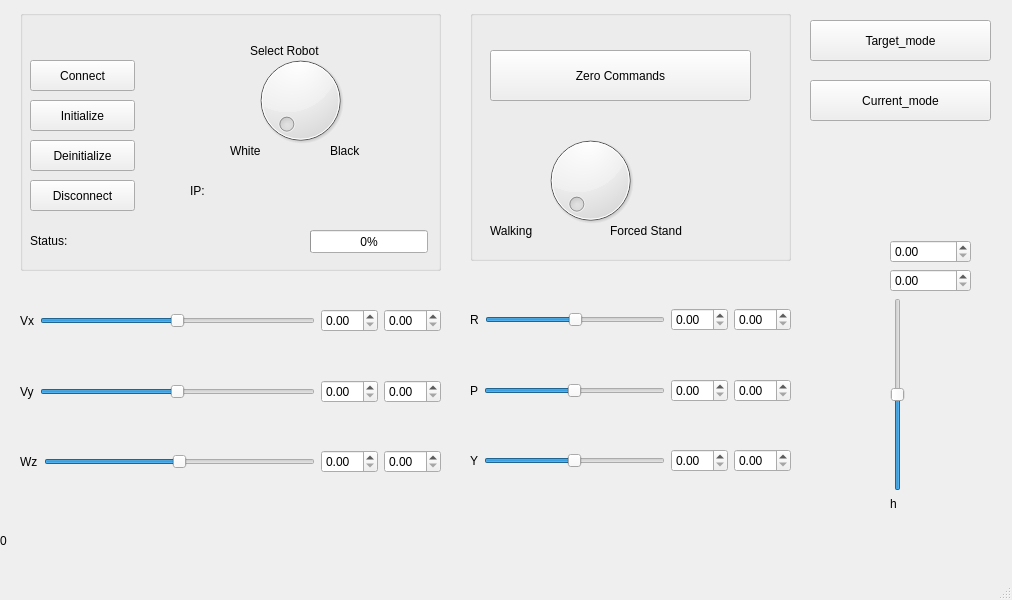
This is qt/configuration_window/mainwindow.ui in Adorno-Lab/sas_robot_driver_unitree_b1 as Qt 5 draws it before an edit. The edited form follows.
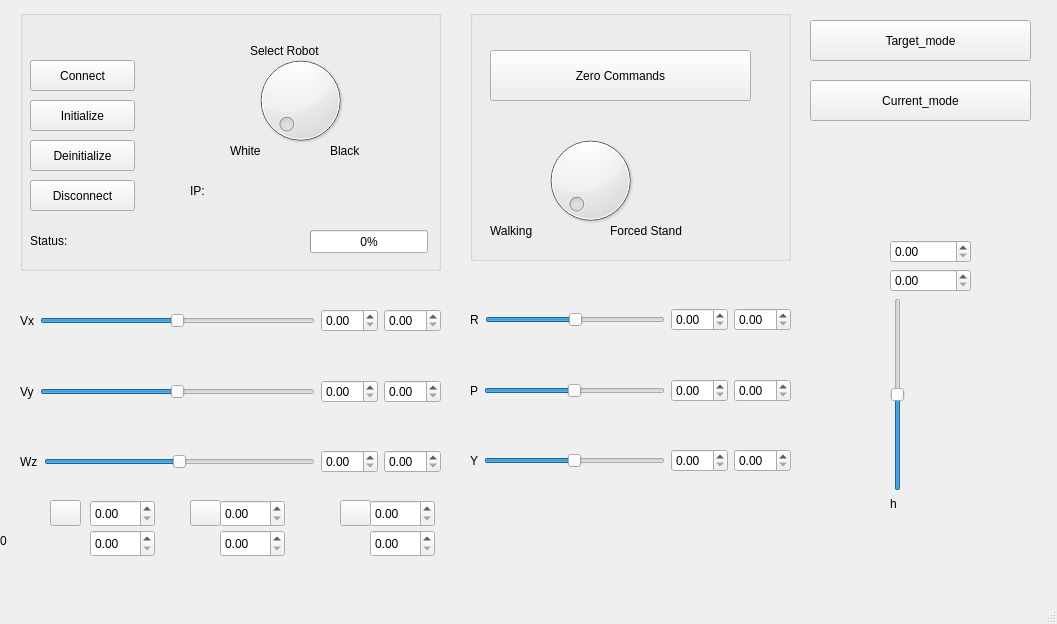
This is the edited form.

Commit message: Added more widgets in the QT app to debug

```diff
--- a/qt/configuration_window/mainwindow.ui
+++ b/qt/configuration_window/mainwindow.ui
@@ -6,8 +6,8 @@
    <rect>
     <x>0</x>
     <y>0</y>
-    <width>1012</width>
-    <height>600</height>
+    <width>1057</width>
+    <height>624</height>
    </rect>
   </property>
   <property name="windowTitle">
@@ -522,7 +522,7 @@
      <rect>
       <x>810</x>
       <y>20</y>
-      <width>181</width>
+      <width>221</width>
       <height>41</height>
      </rect>
     </property>
@@ -535,7 +535,7 @@
      <rect>
       <x>810</x>
       <y>80</y>
-      <width>181</width>
+      <width>221</width>
       <height>41</height>
      </rect>
     </property>
@@ -543,6 +543,105 @@
      <string>Current_mode</string>
     </property>
    </widget>
+   <widget class="QPushButton" name="pushButton_led1_">
+    <property name="geometry">
+     <rect>
+      <x>50</x>
+      <y>500</y>
+      <width>31</width>
+      <height>26</height>
+     </rect>
+    </property>
+    <property name="text">
+     <string/>
+    </property>
+   </widget>
+   <widget class="QPushButton" name="pushButton_led2_">
+    <property name="geometry">
+     <rect>
+      <x>190</x>
+      <y>500</y>
+      <width>31</width>
+      <height>26</height>
+     </rect>
+    </property>
+    <property name="text">
+     <string/>
+    </property>
+   </widget>
+   <widget class="QPushButton" name="pushButton_led3_">
+    <property name="geometry">
+     <rect>
+      <x>340</x>
+      <y>500</y>
+      <width>31</width>
+      <height>26</height>
+     </rect>
+    </property>
+    <property name="text">
+     <string/>
+    </property>
+   </widget>
+   <widget class="QDoubleSpinBox" name="doubleSpinBox_max_read_vx_">
+    <property name="geometry">
+     <rect>
+      <x>90</x>
+      <y>500</y>
+      <width>65</width>
+      <height>27</height>
+     </rect>
+    </property>
+   </widget>
+   <widget class="QDoubleSpinBox" name="doubleSpinBox_max_read_vy_">
+    <property name="geometry">
+     <rect>
+      <x>220</x>
+      <y>500</y>
+      <width>65</width>
+      <height>27</height>
+     </rect>
+    </property>
+   </widget>
+   <widget class="QDoubleSpinBox" name="doubleSpinBox_max_read_wz_">
+    <property name="geometry">
+     <rect>
+      <x>370</x>
+      <y>500</y>
+      <width>65</width>
+      <height>27</height>
+     </rect>
+    </property>
+   </widget>
+   <widget class="QDoubleSpinBox" name="doubleSpinBox_max_filtered_read_vx_">
+    <property name="geometry">
+     <rect>
+      <x>90</x>
+      <y>530</y>
+      <width>65</width>
+      <height>27</height>
+     </rect>
+    </property>
+   </widget>
+   <widget class="QDoubleSpinBox" name="doubleSpinBox_max_filtered_read_vy_">
+    <property name="geometry">
+     <rect>
+      <x>220</x>
+      <y>530</y>
+      <width>65</width>
+      <height>27</height>
+     </rect>
+    </property>
+   </widget>
+   <widget class="QDoubleSpinBox" name="doubleSpinBox_max_filtered_read_wz_">
+    <property name="geometry">
+     <rect>
+      <x>370</x>
+      <y>530</y>
+      <width>65</width>
+      <height>27</height>
+     </rect>
+    </property>
+   </widget>
   </widget>
   <widget class="QMenuBar" name="menubar">
    <property name="geometry">
```
Left out of the diff: 4 changed lines with no effect on the pictures. The commit also changes 2 other files.
